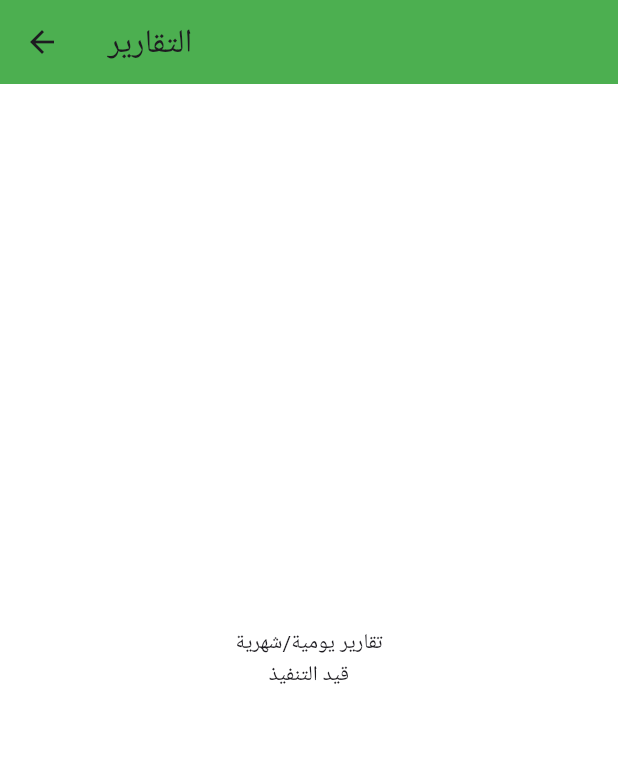
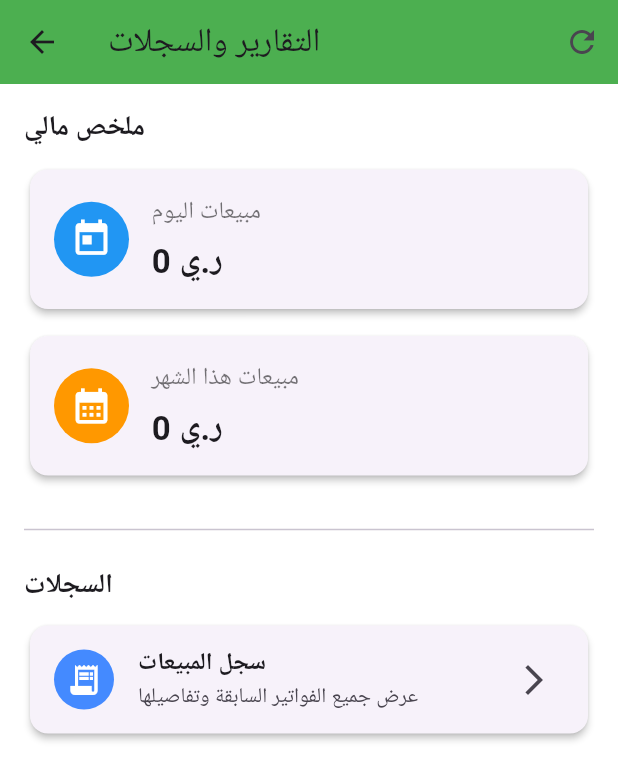
Before and after one commit to hambibisa/makhzooni, a Flutter app: the ReportsScreen screen opened directly, on a phone screen of 412 x 824 dp. Shown: the top 780 px of the screen. Run offline on Flutter 3.47's test engine with Material 3 defaults, Android fonts, the phone set to English and light mode, and no system bars; our stand-ins replace cloud_firestore, firebase_core; accounts and stored records are empty; statements that could not run were skipped.

Commit message:
Convert ReportsScreen to StatefulWidget
Refactor ReportsScreen to use StatefulWidget for dynamic report calculations and loading states.

```diff
--- a/mkhzoni/lib/app/modules/reports/reports_screen.dart
+++ b/mkhzoni/lib/app/modules/reports/reports_screen.dart
@@ -1,17 +1,174 @@
 import 'package:flutter/material.dart';
+import 'package:cloud_firestore/cloud_firestore.dart';
+import '../sales/sales_history_screen.dart';
 
-class ReportsScreen extends StatelessWidget {
+class ReportsScreen extends StatefulWidget {
   const ReportsScreen({super.key});
+
+  @override
+  State<ReportsScreen> createState() => _ReportsScreenState();
+}
+
+class _ReportsScreenState extends State<ReportsScreen> {
+  // هذه المتغيرات ستحمل قيم التقارير التي سنحسبها
+  double _todaySales = 0.0;
+  double _monthlySales = 0.0;
+  bool _isLoading = true; // لعرض مؤشر التحميل في البداية
+
+  @override
+  void initState() {
+    super.initState();
+    // عند فتح الشاشة، قم بحساب التقارير
+    _calculateReports();
+  }
+
+  // --- دالة حساب التقارير ---
+  Future<void> _calculateReports() async {
+    setState(() => _isLoading = true);
+
+    final now = DateTime.now();
+    // تحديد بداية اليوم (الساعة 12 صباحاً)
+    final startOfToday = DateTime(now.year, now.month, now.day);
+    // تحديد بداية الشهر
+    final startOfMonth = DateTime(now.year, now.month, 1);
+
+    // 1. جلب فواتير اليوم
+    final todaySnapshot = await FirebaseFirestore.instance
+        .collection('sales')
+        .where('createdAt', isGreaterThanOrEqualTo: startOfToday)
+        .get();
+
+    // 2. جلب فواتير الشهر
+    final monthSnapshot = await FirebaseFirestore.instance
+        .collection('sales')
+        .where('createdAt', isGreaterThanOrEqualTo: startOfMonth)
+        .get();
+
+    // 3. حساب الإجماليات
+    double todayTotal = 0.0;
+    for (var doc in todaySnapshot.docs) {
+      todayTotal += (doc.data()['totalAmount'] as num).toDouble();
+    }
+
+    double monthTotal = 0.0;
+    for (var doc in monthSnapshot.docs) {
+      monthTotal += (doc.data()['totalAmount'] as num).toDouble();
+    }
+
+    // 4. تحديث الواجهة بالنتائج
+    if (mounted) {
+      setState(() {
+        _todaySales = todayTotal;
+        _monthlySales = monthTotal;
+        _isLoading = false;
+      });
+    }
+  }
 
   @override
   Widget build(BuildContext context) {
     return Scaffold(
       appBar: AppBar(
-                        title: const Text("التقارير"),
+        title: const Text("التقارير والسجلات"),
         backgroundColor: Colors.green,
+        actions: [
+          // زر لتحديث التقارير يدوياً
+          IconButton(
+            icon: const Icon(Icons.refresh),
+            onPressed: _calculateReports,
+            tooltip: 'تحديث البيانات',
           ),
-                                            body: const Center(
-                                                    child: Text('تقارير يومية/شهرية\nقيد التنفيذ', textAlign: TextAlign.center),
+        ],
+      ),
+      body: ListView(
+        padding: const EdgeInsets.all(16.0),
+        children: [
+          // --- قسم الملخص المالي ---
+          const Text('ملخص مالي', style: TextStyle(fontSize: 18, fontWeight: FontWeight.bold)),
+          const SizedBox(height: 10),
+          _isLoading
+              ? const Center(child: CircularProgressIndicator())
+              : Column(
+                  children: [
+                    _buildReportCard(
+                      title: 'مبيعات اليوم',
+                      value: '${_todaySales.toStringAsFixed(0)} ر.ي',
+                      icon: Icons.today,
+                      color: Colors.blue,
+                    ),
+                    const SizedBox(height: 10),
+                    _buildReportCard(
+                      title: 'مبيعات هذا الشهر',
+                      value: '${_monthlySales.toStringAsFixed(0)} ر.ي',
+                      icon: Icons.calendar_month,
+                      color: Colors.orange,
+                    ),
+                  ],
+                ),
+
+          const SizedBox(height: 24),
+          const Divider(),
+          const SizedBox(height: 16),
+
+          // --- قسم السجلات (كما كان) ---
+          const Text('السجلات', style: TextStyle(fontSize: 18, fontWeight: FontWeight.bold)),
+          const SizedBox(height: 10),
+          Card(
+            elevation: 2,
+            child: ListTile(
+              leading: const CircleAvatar(
+                backgroundColor: Colors.blueAccent,
+                child: Icon(Icons.receipt_long, color: Colors.white),
+              ),
+              title: const Text(
+                'سجل المبيعات',
+                style: TextStyle(fontWeight: FontWeight.bold),
+              ),
+              subtitle: const Text('عرض جميع الفواتير السابقة وتفاصيلها'),
+              trailing: const Icon(Icons.arrow_forward_ios),
+              onTap: () {
+                Navigator.of(context).push(
+                  MaterialPageRoute(
+                    builder: (ctx) => const SalesHistoryScreen(),
+                  ),
+                );
+              },
+            ),
+          ),
+        ],
+      ),
+    );
+  }
+
+  // دالة مساعدة لبناء بطاقات التقارير
+  Widget _buildReportCard({
+    required String title,
+    required String value,
+    required IconData icon,
+    required Color color,
+  }) {
+    return Card(
+      elevation: 2,
+      child: Padding(
+        padding: const EdgeInsets.all(16.0),
+        child: Row(
+          children: [
+            CircleAvatar(
+              radius: 25,
+              backgroundColor: color,
+              child: Icon(icon, color: Colors.white, size: 28),
+            ),
+            const SizedBox(width: 15),
+            Column(
+              crossAxisAlignment: CrossAxisAlignment.start,
+              children: [
+                Text(title, style: const TextStyle(fontSize: 16, color: Colors.black54)),
+                const SizedBox(height: 5),
+                Text(value, style: const TextStyle(fontSize: 22, fontWeight: FontWeight.bold)),
+              ],
+            ),
+          ],
+        ),
       ),
     );
   }
```
Lines whose indentation alone changed are shown as unchanged.
